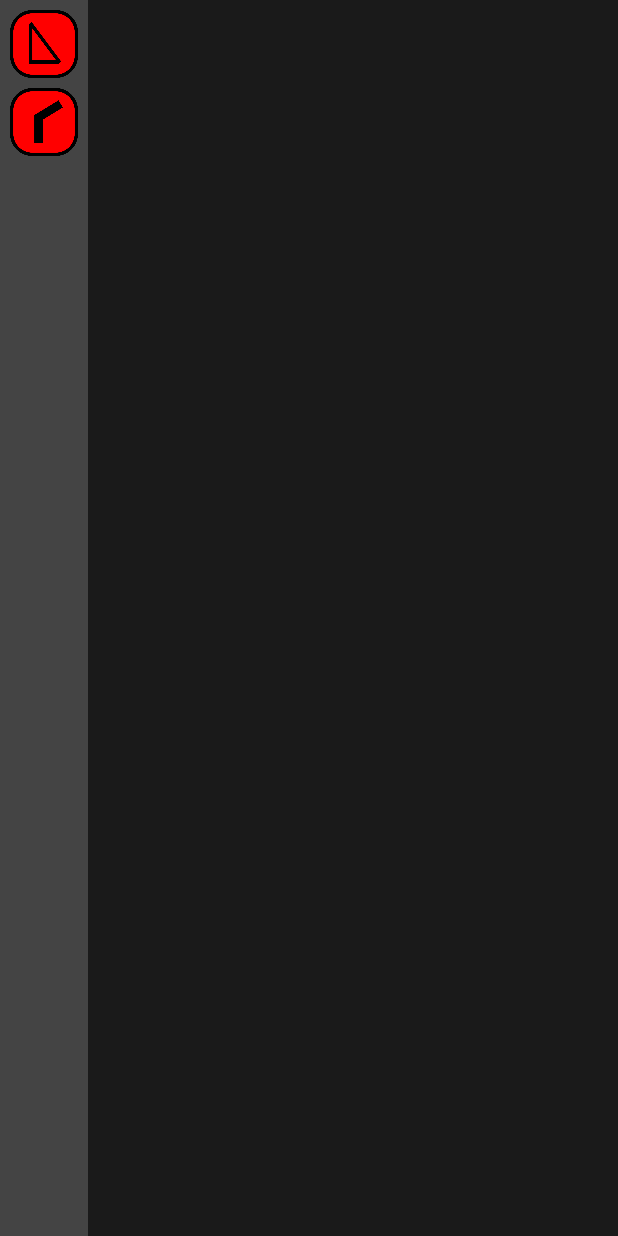
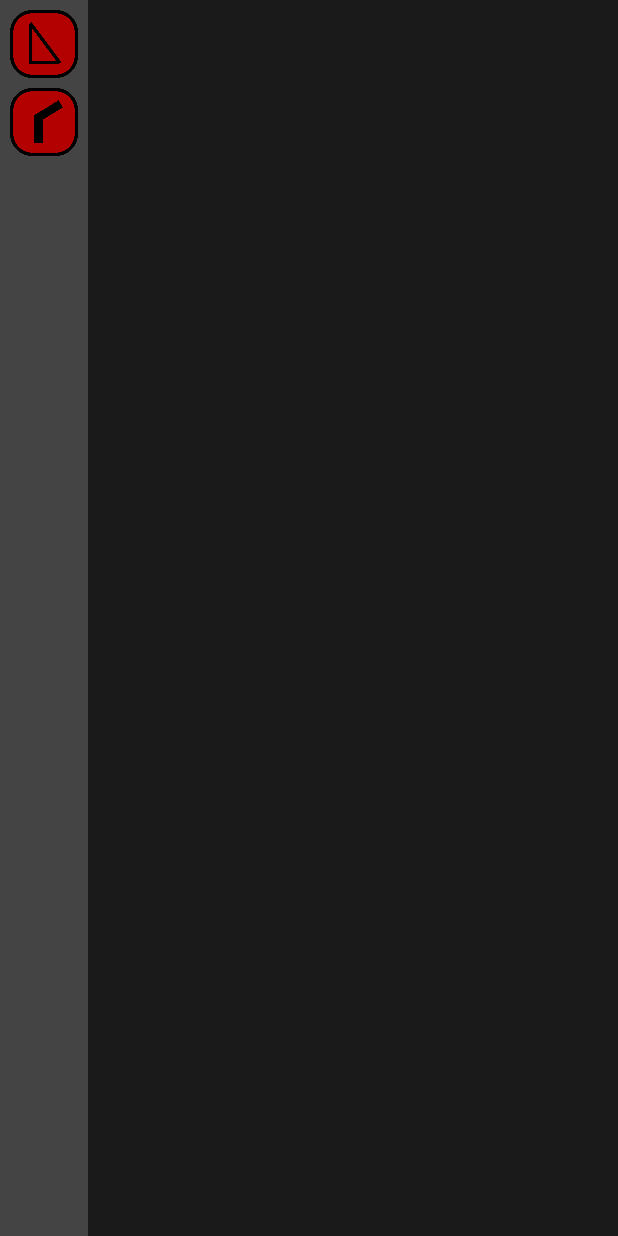
Before and after one commit to burt-catkins/FabApp, an Android app built with Jetpack Compose: the @Preview function App, on a phone screen of 412 x 824 dp. Run offline under Robolectric (Android 15) with nearby library versions, the phone set to English and light mode, and no system bars; our stand-ins replace Compose Multiplatform resources.

Commit message:
Changed Program Icons To White
So we can make them any color now using ColorFilter

```diff
--- a/shared/src/commonMain/kotlin/com/burtwelding/fabapp/ui/draw/ProgramPane.kt
+++ b/shared/src/commonMain/kotlin/com/burtwelding/fabapp/ui/draw/ProgramPane.kt
@@ -1,24 +1,22 @@
 package com.burtwelding.fabapp.ui.draw
 
 import androidx.compose.foundation.Image
-import androidx.compose.foundation.background
 import androidx.compose.foundation.clickable
 import androidx.compose.foundation.layout.Arrangement
 import androidx.compose.foundation.layout.Box
 import androidx.compose.foundation.layout.Column
-import androidx.compose.foundation.layout.fillMaxHeight
 import androidx.compose.foundation.layout.fillMaxSize
-import androidx.compose.foundation.layout.fillMaxWidth
 import androidx.compose.foundation.layout.padding
-import androidx.compose.foundation.layout.size
-import androidx.compose.material3.IconButton
 import androidx.compose.runtime.Composable
 import androidx.compose.ui.Alignment
 import androidx.compose.ui.Modifier
+import androidx.compose.ui.graphics.BlendMode
 import androidx.compose.ui.graphics.Color
+import androidx.compose.ui.graphics.ColorFilter
 import androidx.compose.ui.unit.dp
 import com.burtwelding.fabapp.AppState
 import com.burtwelding.fabapp.Programs
+import com.burtwelding.fabapp.darken
 import fabapp.shared.generated.resources.Res
 import fabapp.shared.generated.resources.icon_program_miter
 import fabapp.shared.generated.resources.icon_program_righttriangle
@@ -30,13 +28,19 @@ fun ProgramPane (modifier: Modifier) {
     @Composable
     fun ProgramButton (program: Programs,
                        icon: DrawableResource,
-                       description: String) {
+                       description: String,
+                       color: Color
+    ) {
         Box(
             Modifier.clickable { AppState.currentProgram = program },
         ) {
             Image(
                 painter = painterResource(icon),
                 contentDescription = description,
+                colorFilter = ColorFilter.tint(
+                    color = color,
+                    blendMode = BlendMode.Modulate
+                )
             )
         }
     }
@@ -51,12 +55,14 @@ fun ProgramPane (modifier: Modifier) {
         ProgramButton(
             program = Programs.RIGHT_TRIANGLE,
             icon = Res.drawable.icon_program_righttriangle,
-            description = "Right Triangle Calculator"
+            description = "Right Triangle Calculator",
+            color = Color.Red.darken(0.3f)
         )
         ProgramButton(
             program = Programs.MITER,
             icon = Res.drawable.icon_program_miter,
-            description = "Miter Calculator"
+            description = "Miter Calculator",
+            color = Color.Red.darken(0.3f)
         )
     }
 }
```
Also changed, not shown: shared/src/commonMain/composeResources/drawable/icon_program_miter.png, shared/src/commonMain/composeResources/drawable/icon_program_righttriangle.png.
